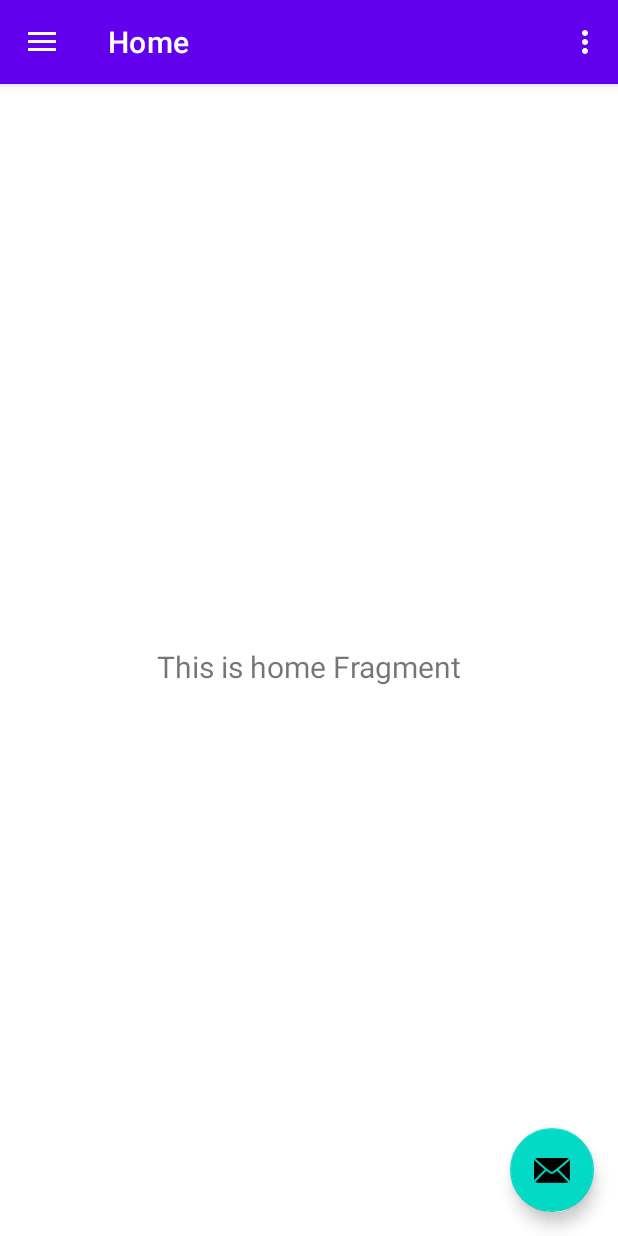
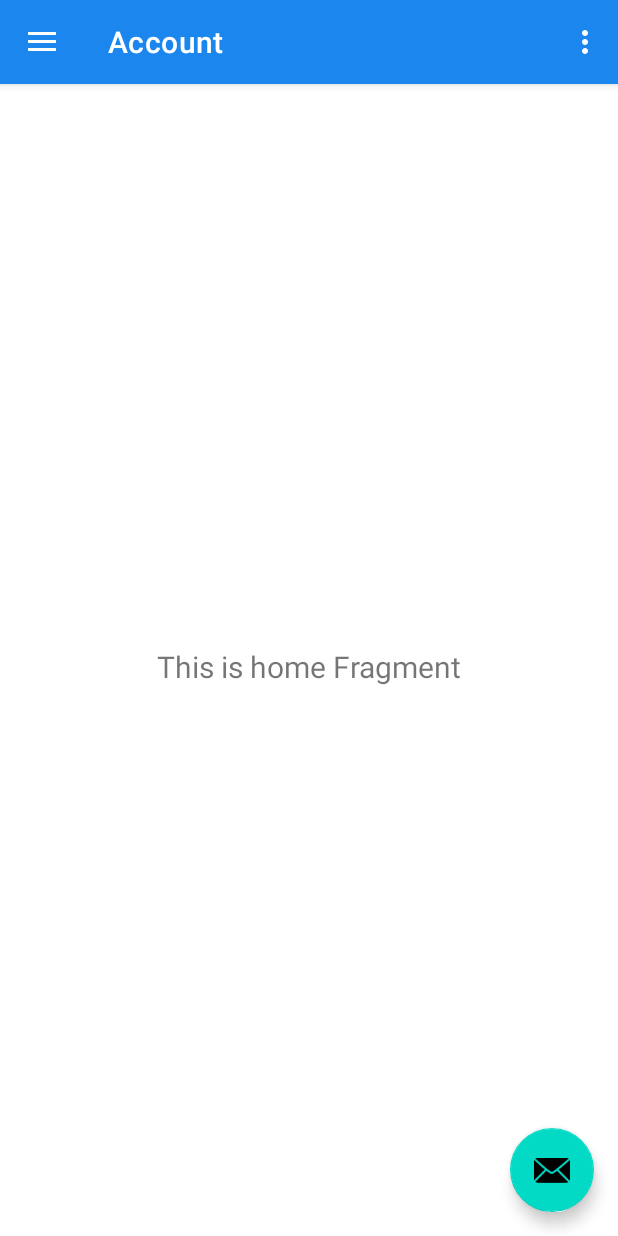
Before and after one commit to maciejglownia/HamburgerMenu, an Android app: the screen it shows after launch (MainActivity), on a phone screen of 412 x 824 dp. Run offline under Robolectric (Android 15) with nearby library versions, the phone set to English and light mode, and no system bars; our stand-ins replace navigation-ui.

Commit message:
Change naming of packages, classes, variables, colors, themes

```diff
--- a/app/src/main/java/com/glownia/maciej/hamburgermenu/MainActivity.kt
+++ b/app/src/main/java/com/glownia/maciej/hamburgermenu/MainActivity.kt
@@ -37,7 +37,7 @@ class MainActivity : AppCompatActivity() {
         // menu should be considered as top level destinations.
         appBarConfiguration = AppBarConfiguration(
             setOf(
-                R.id.nav_home, R.id.nav_gallery, R.id.nav_slideshow
+                R.id.nav_account, R.id.nav_basics, R.id.nav_admin
             ), drawerLayout
         )
         setupActionBarWithNavController(navController, appBarConfiguration)
--- a/app/src/main/java/com/glownia/maciej/hamburgermenu/ui/home/HomeFragment.kt
+++ b/app/src/main/java/com/glownia/maciej/hamburgermenu/ui/account/AccountFragment.kt
@@ -1,4 +1,4 @@
-package com.glownia.maciej.hamburgermenu.ui.home
+package com.glownia.maciej.hamburgermenu.ui.account
 
 import android.os.Bundle
 import android.view.LayoutInflater
@@ -7,11 +7,11 @@ import android.view.ViewGroup
 import android.widget.TextView
 import androidx.fragment.app.Fragment
 import androidx.lifecycle.ViewModelProvider
-import com.glownia.maciej.hamburgermenu.databinding.FragmentHomeBinding
+import com.glownia.maciej.hamburgermenu.databinding.FragmentAccountBinding
 
-class HomeFragment : Fragment() {
+class AccountFragment : Fragment() {
 
-    private var _binding: FragmentHomeBinding? = null
+    private var _binding: FragmentAccountBinding? = null
 
     // This property is only valid between onCreateView and
     // onDestroyView.
@@ -22,14 +22,14 @@ class HomeFragment : Fragment() {
         container: ViewGroup?,
         savedInstanceState: Bundle?
     ): View {
-        val homeViewModel =
-            ViewModelProvider(this).get(HomeViewModel::class.java)
+        val accountViewModel =
+            ViewModelProvider(this).get(AccountViewModel::class.java)
 
-        _binding = FragmentHomeBinding.inflate(inflater, container, false)
+        _binding = FragmentAccountBinding.inflate(inflater, container, false)
         val root: View = binding.root
 
         val textView: TextView = binding.textHome
-        homeViewModel.text.observe(viewLifecycleOwner) {
+        accountViewModel.text.observe(viewLifecycleOwner) {
             textView.text = it
         }
         return root
--- a/app/src/main/java/com/glownia/maciej/hamburgermenu/ui/home/HomeViewModel.kt
+++ b/app/src/main/java/com/glownia/maciej/hamburgermenu/ui/account/AccountViewModel.kt
@@ -1,10 +1,10 @@
-package com.glownia.maciej.hamburgermenu.ui.home
+package com.glownia.maciej.hamburgermenu.ui.account
 
 import androidx.lifecycle.LiveData
 import androidx.lifecycle.MutableLiveData
 import androidx.lifecycle.ViewModel
 
-class HomeViewModel : ViewModel() {
+class AccountViewModel : ViewModel() {
 
     private val _text = MutableLiveData<String>().apply {
         value = "This is home Fragment"
--- a/app/src/main/java/com/glownia/maciej/hamburgermenu/ui/slideshow/SlideshowFragment.kt
+++ b/app/src/main/java/com/glownia/maciej/hamburgermenu/ui/admin/AdminFragment.kt
@@ -1,4 +1,4 @@
-package com.glownia.maciej.hamburgermenu.ui.slideshow
+package com.glownia.maciej.hamburgermenu.ui.admin
 
 import android.os.Bundle
 import android.view.LayoutInflater
@@ -7,11 +7,11 @@ import android.view.ViewGroup
 import android.widget.TextView
 import androidx.fragment.app.Fragment
 import androidx.lifecycle.ViewModelProvider
-import com.glownia.maciej.hamburgermenu.databinding.FragmentSlideshowBinding
+import com.glownia.maciej.hamburgermenu.databinding.FragmentAdminBinding
 
-class SlideshowFragment : Fragment() {
+class AdminFragment : Fragment() {
 
-    private var _binding: FragmentSlideshowBinding? = null
+    private var _binding: FragmentAdminBinding? = null
 
     // This property is only valid between onCreateView and
     // onDestroyView.
@@ -22,14 +22,14 @@ class SlideshowFragment : Fragment() {
         container: ViewGroup?,
         savedInstanceState: Bundle?
     ): View {
-        val slideshowViewModel =
-            ViewModelProvider(this).get(SlideshowViewModel::class.java)
+        val adminViewModel =
+            ViewModelProvider(this).get(AdminViewModel::class.java)
 
-        _binding = FragmentSlideshowBinding.inflate(inflater, container, false)
+        _binding = FragmentAdminBinding.inflate(inflater, container, false)
         val root: View = binding.root
 
         val textView: TextView = binding.textSlideshow
-        slideshowViewModel.text.observe(viewLifecycleOwner) {
+        adminViewModel.text.observe(viewLifecycleOwner) {
             textView.text = it
         }
         return root
--- a/app/src/main/java/com/glownia/maciej/hamburgermenu/ui/slideshow/SlideshowViewModel.kt
+++ b/app/src/main/java/com/glownia/maciej/hamburgermenu/ui/admin/AdminViewModel.kt
@@ -1,10 +1,10 @@
-package com.glownia.maciej.hamburgermenu.ui.slideshow
+package com.glownia.maciej.hamburgermenu.ui.admin
 
 import androidx.lifecycle.LiveData
 import androidx.lifecycle.MutableLiveData
 import androidx.lifecycle.ViewModel
 
-class SlideshowViewModel : ViewModel() {
+class AdminViewModel : ViewModel() {
 
     private val _text = MutableLiveData<String>().apply {
         value = "This is slideshow Fragment"
--- a/app/src/main/java/com/glownia/maciej/hamburgermenu/ui/gallery/GalleryFragment.kt
+++ b/app/src/main/java/com/glownia/maciej/hamburgermenu/ui/basics/BasicsFragment.kt
@@ -1,4 +1,4 @@
-package com.glownia.maciej.hamburgermenu.ui.gallery
+package com.glownia.maciej.hamburgermenu.ui.basics
 
 import android.os.Bundle
 import android.view.LayoutInflater
@@ -7,11 +7,11 @@ import android.view.ViewGroup
 import android.widget.TextView
 import androidx.fragment.app.Fragment
 import androidx.lifecycle.ViewModelProvider
-import com.glownia.maciej.hamburgermenu.databinding.FragmentGalleryBinding
+import com.glownia.maciej.hamburgermenu.databinding.FragmentBasicsBinding
 
-class GalleryFragment : Fragment() {
+class BasicsFragment : Fragment() {
 
-    private var _binding: FragmentGalleryBinding? = null
+    private var _binding: FragmentBasicsBinding? = null
 
     // This property is only valid between onCreateView and
     // onDestroyView.
@@ -22,14 +22,14 @@ class GalleryFragment : Fragment() {
         container: ViewGroup?,
         savedInstanceState: Bundle?
     ): View {
-        val galleryViewModel =
-            ViewModelProvider(this).get(GalleryViewModel::class.java)
+        val basicsViewModel =
+            ViewModelProvider(this).get(BasicsViewModel::class.java)
 
-        _binding = FragmentGalleryBinding.inflate(inflater, container, false)
+        _binding = FragmentBasicsBinding.inflate(inflater, container, false)
         val root: View = binding.root
 
         val textView: TextView = binding.textGallery
-        galleryViewModel.text.observe(viewLifecycleOwner) {
+        basicsViewModel.text.observe(viewLifecycleOwner) {
             textView.text = it
         }
         return root
--- a/app/src/main/java/com/glownia/maciej/hamburgermenu/ui/gallery/GalleryViewModel.kt
+++ b/app/src/main/java/com/glownia/maciej/hamburgermenu/ui/basics/BasicsViewModel.kt
@@ -1,10 +1,10 @@
-package com.glownia.maciej.hamburgermenu.ui.gallery
+package com.glownia.maciej.hamburgermenu.ui.basics
 
 import androidx.lifecycle.LiveData
 import androidx.lifecycle.MutableLiveData
 import androidx.lifecycle.ViewModel
 
-class GalleryViewModel : ViewModel() {
+class BasicsViewModel : ViewModel() {
 
     private val _text = MutableLiveData<String>().apply {
         value = "This is gallery Fragment"
--- a/app/src/main/res/layout/fragment_gallery.xml
+++ b/app/src/main/res/layout/fragment_account.xml
@@ -4,10 +4,10 @@
     xmlns:tools="http://schemas.android.com/tools"
     android:layout_width="match_parent"
     android:layout_height="match_parent"
-    tools:context=".ui.gallery.GalleryFragment">
+    tools:context=".ui.account.AccountFragment">
 
     <TextView
-        android:id="@+id/text_gallery"
+        android:id="@+id/text_home"
         android:layout_width="match_parent"
         android:layout_height="wrap_content"
         android:layout_marginStart="8dp"
--- a/app/src/main/res/layout/fragment_home.xml
+++ b/app/src/main/res/layout/fragment_admin.xml
@@ -4,10 +4,10 @@
     xmlns:tools="http://schemas.android.com/tools"
     android:layout_width="match_parent"
     android:layout_height="match_parent"
-    tools:context=".ui.home.HomeFragment">
+    tools:context=".ui.admin.AdminFragment">
 
     <TextView
-        android:id="@+id/text_home"
+        android:id="@+id/text_slideshow"
         android:layout_width="match_parent"
         android:layout_height="wrap_content"
         android:layout_marginStart="8dp"
--- a/app/src/main/res/layout/fragment_slideshow.xml
+++ b/app/src/main/res/layout/fragment_basics.xml
@@ -4,10 +4,10 @@
     xmlns:tools="http://schemas.android.com/tools"
     android:layout_width="match_parent"
     android:layout_height="match_parent"
-    tools:context=".ui.slideshow.SlideshowFragment">
+    tools:context=".ui.basics.BasicsFragment">
 
     <TextView
-        android:id="@+id/text_slideshow"
+        android:id="@+id/text_gallery"
         android:layout_width="match_parent"
         android:layout_height="wrap_content"
         android:layout_marginStart="8dp"
--- a/app/src/main/res/menu/activity_main_drawer.xml
+++ b/app/src/main/res/menu/activity_main_drawer.xml
@@ -5,16 +5,16 @@
 
     <group android:checkableBehavior="single">
         <item
-            android:id="@+id/nav_home"
-            android:icon="@drawable/ic_menu_camera"
-            android:title="@string/menu_home" />
+            android:id="@+id/nav_account"
+            android:icon="@drawable/ic_account"
+            android:title="@string/menu_account" />
         <item
-            android:id="@+id/nav_gallery"
-            android:icon="@drawable/ic_menu_gallery"
-            android:title="@string/menu_gallery" />
+            android:id="@+id/nav_basics"
+            android:icon="@drawable/ic_basics"
+            android:title="@string/menu_basics" />
         <item
-            android:id="@+id/nav_slideshow"
-            android:icon="@drawable/ic_menu_slideshow"
-            android:title="@string/menu_slideshow" />
+            android:id="@+id/nav_admin"
+            android:icon="@drawable/ic_admin"
+            android:title="@string/menu_admin" />
     </group>
 </menu>
--- a/app/src/main/res/navigation/mobile_navigation.xml
+++ b/app/src/main/res/navigation/mobile_navigation.xml
@@ -3,23 +3,23 @@
     xmlns:app="http://schemas.android.com/apk/res-auto"
     xmlns:tools="http://schemas.android.com/tools"
     android:id="@+id/mobile_navigation"
-    app:startDestination="@+id/nav_home">
+    app:startDestination="@+id/nav_account">
 
     <fragment
-        android:id="@+id/nav_home"
-        android:name="com.glownia.maciej.hamburgermenu.ui.home.HomeFragment"
-        android:label="@string/menu_home"
-        tools:layout="@layout/fragment_home" />
+        android:id="@+id/nav_account"
+        android:name="com.glownia.maciej.hamburgermenu.ui.account.AccountFragment"
+        android:label="@string/menu_account"
+        tools:layout="@layout/fragment_account" />
 
     <fragment
-        android:id="@+id/nav_gallery"
-        android:name="com.glownia.maciej.hamburgermenu.ui.gallery.GalleryFragment"
-        android:label="@string/menu_gallery"
-        tools:layout="@layout/fragment_gallery" />
+        android:id="@+id/nav_basics"
+        android:name="com.glownia.maciej.hamburgermenu.ui.basics.BasicsFragment"
+        android:label="@string/menu_basics"
+        tools:layout="@layout/fragment_basics" />
 
     <fragment
-        android:id="@+id/nav_slideshow"
-        android:name="com.glownia.maciej.hamburgermenu.ui.slideshow.SlideshowFragment"
-        android:label="@string/menu_slideshow"
-        tools:layout="@layout/fragment_slideshow" />
+        android:id="@+id/nav_admin"
+        android:name="com.glownia.maciej.hamburgermenu.ui.admin.AdminFragment"
+        android:label="@string/menu_admin"
+        tools:layout="@layout/fragment_admin" />
 </navigation>
--- a/app/src/main/res/values-night/themes.xml
+++ b/app/src/main/res/values-night/themes.xml
@@ -2,8 +2,8 @@
     <!-- Base application theme. -->
     <style name="Theme.HamburgerMenu" parent="Theme.MaterialComponents.DayNight.DarkActionBar">
         <!-- Primary brand color. -->
-        <item name="colorPrimary">@color/purple_200</item>
-        <item name="colorPrimaryVariant">@color/purple_700</item>
+        <item name="colorPrimary">@color/blue_200</item>
+        <item name="colorPrimaryVariant">@color/blue_700</item>
         <item name="colorOnPrimary">@color/black</item>
         <!-- Secondary brand color. -->
         <item name="colorSecondary">@color/teal_200</item>
--- a/app/src/main/res/values/colors.xml
+++ b/app/src/main/res/values/colors.xml
@@ -1,8 +1,8 @@
 <?xml version="1.0" encoding="utf-8"?>
 <resources>
-    <color name="purple_200">#FFBB86FC</color>
-    <color name="purple_500">#FF6200EE</color>
-    <color name="purple_700">#FF3700B3</color>
+    <color name="blue_700">#0054B1</color>
+    <color name="blue_500">#1C86EF</color>
+    <color name="blue_200">#55A3F3</color>
     <color name="teal_200">#FF03DAC5</color>
     <color name="teal_700">#FF018786</color>
     <color name="black">#FF000000</color>
--- a/app/src/main/res/values/strings.xml
+++ b/app/src/main/res/values/strings.xml
@@ -7,7 +7,7 @@
     <string name="nav_header_desc">Navigation header</string>
     <string name="action_settings">Settings</string>
 
-    <string name="menu_home">Home</string>
-    <string name="menu_gallery">Gallery</string>
-    <string name="menu_slideshow">Slideshow</string>
+    <string name="menu_account">Account</string>
+    <string name="menu_basics">Basics</string>
+    <string name="menu_admin">Admin</string>
 </resources>
--- a/app/src/main/res/values/themes.xml
+++ b/app/src/main/res/values/themes.xml
@@ -2,8 +2,8 @@
     <!-- Base application theme. -->
     <style name="Theme.HamburgerMenu" parent="Theme.MaterialComponents.DayNight.DarkActionBar">
         <!-- Primary brand color. -->
-        <item name="colorPrimary">@color/purple_500</item>
-        <item name="colorPrimaryVariant">@color/purple_700</item>
+        <item name="colorPrimary">@color/blue_500</item>
+        <item name="colorPrimaryVariant">@color/blue_700</item>
         <item name="colorOnPrimary">@color/white</item>
         <!-- Secondary brand color. -->
         <item name="colorSecondary">@color/teal_200</item>
```
